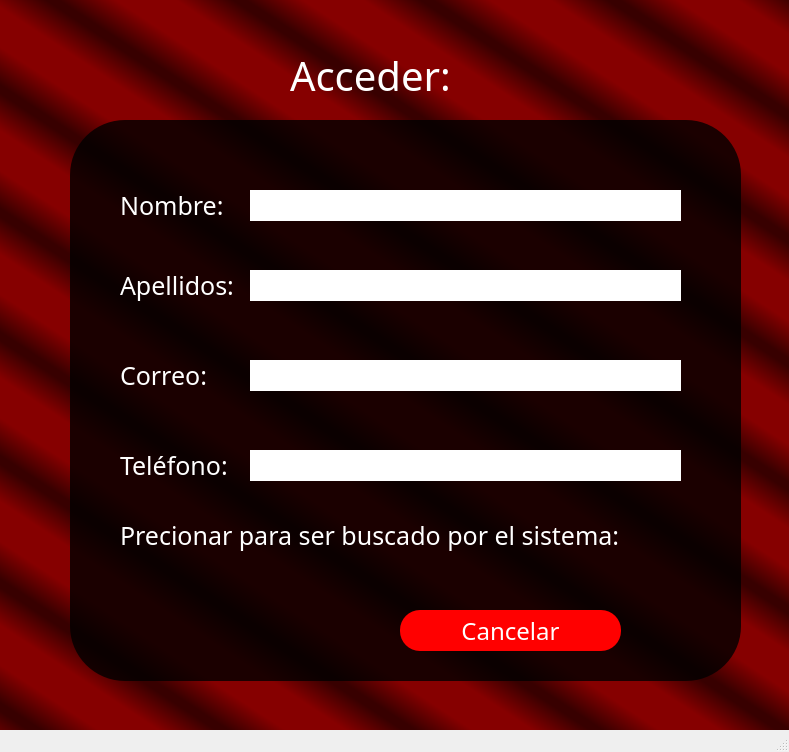
The window that login.ui (christiansosaj/FingerPrint) describes before a commit, drawn with Qt 5.
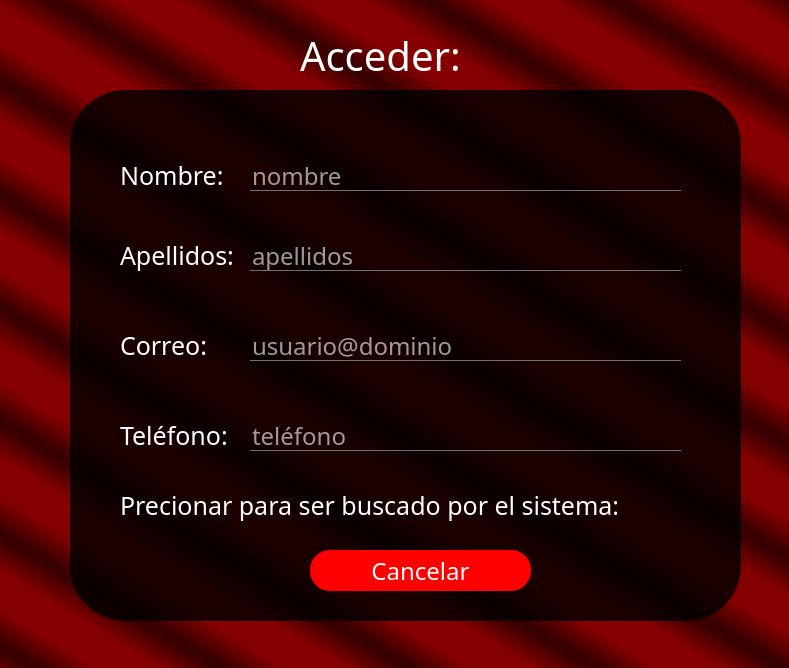
The same window after the commit. Icons and pictures are not drawn.

```diff
--- a/login.ui
+++ b/login.ui
@@ -7,7 +7,7 @@
     <x>0</x>
     <y>0</y>
     <width>789</width>
-    <height>752</height>
+    <height>668</height>
    </rect>
   </property>
   <property name="windowTitle">
@@ -31,9 +31,9 @@
     <property name="geometry">
      <rect>
       <x>70</x>
-      <y>120</y>
+      <y>90</y>
       <width>671</width>
-      <height>561</height>
+      <height>531</height>
      </rect>
     </property>
     <property name="styleSheet">
@@ -230,19 +230,6 @@
       <string>Precionar para ser buscado por el sistema:</string>
      </property>
     </widget>
-    <widget class="QLineEdit" name="lineEdit_2">
-     <property name="geometry">
-      <rect>
-       <x>180</x>
-       <y>150</y>
-       <width>431</width>
-       <height>31</height>
-      </rect>
-     </property>
-     <property name="styleSheet">
-      <string notr="true">background-color: rgb(255, 255, 255);</string>
-     </property>
-    </widget>
     <widget class="QLineEdit" name="lineEdit_3">
      <property name="geometry">
       <rect>
@@ -256,14 +243,24 @@
       <string>&lt;html&gt;&lt;head/&gt;&lt;body&gt;&lt;p&gt;&lt;br/&gt;&lt;/p&gt;&lt;/body&gt;&lt;/html&gt;</string>
      </property>
      <property name="styleSheet">
-      <string notr="true">background-color: rgb(255, 255, 255);</string>
+      <string notr="true">color: rgb(255, 255, 255,0.6);
+
+background: rgb(255, 255, 255,0);
+border: none;
+border-bottom: 1px solid #717072;
+
+
+</string>
+     </property>
+     <property name="text">
+      <string>nombre</string>
      </property>
     </widget>
     <widget class="QPushButton" name="CancelarLBtn">
      <property name="geometry">
       <rect>
-       <x>330</x>
-       <y>490</y>
+       <x>240</x>
+       <y>460</y>
        <width>221</width>
        <height>41</height>
       </rect>
@@ -282,6 +279,32 @@
       <string>Cancelar</string>
      </property>
     </widget>
+    <widget class="QLineEdit" name="lineEdit_4">
+     <property name="geometry">
+      <rect>
+       <x>180</x>
+       <y>150</y>
+       <width>431</width>
+       <height>31</height>
+      </rect>
+     </property>
+     <property name="toolTip">
+      <string>&lt;html&gt;&lt;head/&gt;&lt;body&gt;&lt;p&gt;&lt;br/&gt;&lt;/p&gt;&lt;/body&gt;&lt;/html&gt;</string>
+     </property>
+     <property name="styleSheet">
+      <string notr="true">color: rgb(255, 255, 255,0.6);
+
+background: rgb(255, 255, 255,0);
+border: none;
+border-bottom: 1px solid #717072;
+
+
+</string>
+     </property>
+     <property name="text">
+      <string>apellidos</string>
+     </property>
+    </widget>
     <widget class="QLineEdit" name="lineEdit_5">
      <property name="geometry">
       <rect>
@@ -292,7 +315,17 @@
       </rect>
      </property>
      <property name="styleSheet">
-      <string notr="true">background-color: rgb(255, 255, 255);</string>
+      <string notr="true">color: rgb(255, 255, 255,0.6);
+
+background: rgb(255, 255, 255,0);
+border: none;
+border-bottom: 1px solid #717072;
+
+
+</string>
+     </property>
+     <property name="text">
+      <string>usuario@dominio</string>
      </property>
     </widget>
     <widget class="QLineEdit" name="lineEdit_6">
@@ -305,15 +338,25 @@
       </rect>
      </property>
      <property name="styleSheet">
-      <string notr="true">background-color: rgb(255, 255, 255);</string>
+      <string notr="true">color: rgb(255, 255, 255,0.6);
+
+background: rgb(255, 255, 255,0);
+border: none;
+border-bottom: 1px solid #717072;
+
+
+</string>
+     </property>
+     <property name="text">
+      <string>teléfono</string>
      </property>
     </widget>
    </widget>
    <widget class="QLabel" name="label_2">
     <property name="geometry">
      <rect>
-      <x>290</x>
-      <y>40</y>
+      <x>300</x>
+      <y>20</y>
       <width>181</width>
       <height>71</height>
      </rect>
@@ -347,7 +390,6 @@
     </rect>
    </property>
   </widget>
-  <widget class="QStatusBar" name="statusbar"/>
  </widget>
  <resources>
   <include location="Iconos.qrc"/>
```
Left out of the diff: 8 changed lines with no effect on the pictures.
